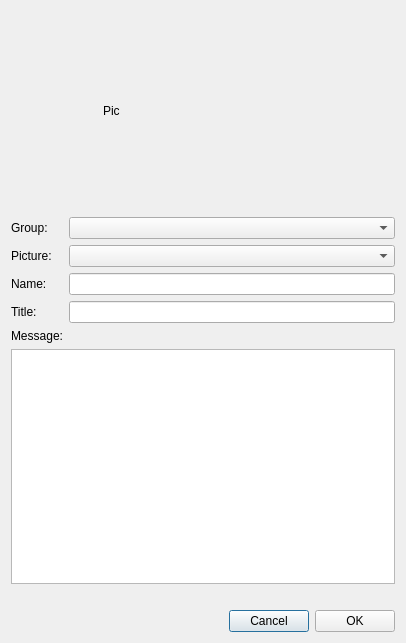
First picture: the form in ui/EditLobbyistDialog.ui, repository dmzdev/stance, before the edit.
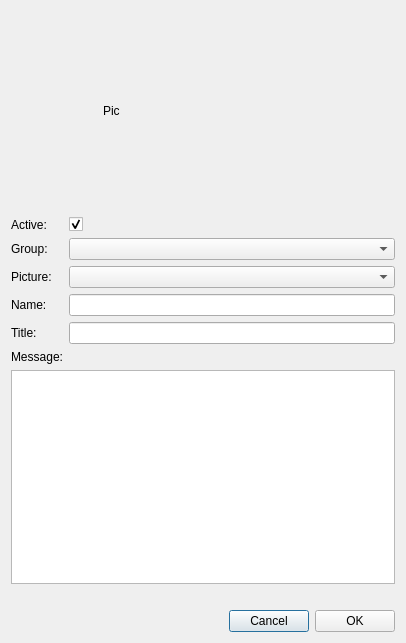
Second picture: the form after the edit.

The edit to the form file:
```diff
--- a/ui/EditLobbyistDialog.ui
+++ b/ui/EditLobbyistDialog.ui
@@ -68,14 +68,14 @@
      <property name="fieldGrowthPolicy">
       <enum>QFormLayout::ExpandingFieldsGrow</enum>
      </property>
-     <item row="0" column="0">
-      <widget class="QLabel" name="label">
+     <item row="1" column="0">
+      <widget class="QLabel" name="groupListLabel">
        <property name="text">
         <string>Group:</string>
        </property>
       </widget>
      </item>
-     <item row="0" column="1">
+     <item row="1" column="1">
       <widget class="QComboBox" name="groupList">
        <property name="sizePolicy">
         <sizepolicy hsizetype="Expanding" vsizetype="Fixed">
@@ -85,14 +85,14 @@
        </property>
       </widget>
      </item>
-     <item row="1" column="0">
-      <widget class="QLabel" name="label_2">
+     <item row="2" column="0">
+      <widget class="QLabel" name="pictureListLabel">
        <property name="text">
         <string>Picture:</string>
        </property>
       </widget>
      </item>
-     <item row="1" column="1">
+     <item row="2" column="1">
       <widget class="QComboBox" name="pictureList">
        <property name="sizePolicy">
         <sizepolicy hsizetype="Expanding" vsizetype="Fixed">
@@ -102,36 +102,53 @@
        </property>
       </widget>
      </item>
-     <item row="2" column="0">
+     <item row="3" column="0">
       <widget class="QLabel" name="label_6">
        <property name="text">
         <string>Name:</string>
        </property>
       </widget>
      </item>
-     <item row="2" column="1">
+     <item row="3" column="1">
       <widget class="QLineEdit" name="nameEdit"/>
      </item>
-     <item row="3" column="0">
+     <item row="4" column="0">
       <widget class="QLabel" name="label_5">
        <property name="text">
         <string>Title:</string>
        </property>
       </widget>
      </item>
-     <item row="3" column="1">
+     <item row="4" column="1">
       <widget class="QLineEdit" name="lobbyistTitle"/>
      </item>
-     <item row="4" column="0">
+     <item row="5" column="0">
       <widget class="QLabel" name="label_4">
        <property name="text">
         <string>Message:</string>
        </property>
       </widget>
      </item>
-     <item row="5" column="0" colspan="2">
+     <item row="6" column="0" colspan="2">
       <widget class="QTextEdit" name="lobbyistMessage"/>
      </item>
+     <item row="0" column="0">
+      <widget class="QLabel" name="label_3">
+       <property name="text">
+        <string>Active:</string>
+       </property>
+      </widget>
+     </item>
+     <item row="0" column="1">
+      <widget class="QCheckBox" name="activeCheckBox">
+       <property name="text">
+        <string/>
+       </property>
+       <property name="checked">
+        <bool>true</bool>
+       </property>
+      </widget>
+     </item>
     </layout>
    </item>
    <item>
```
